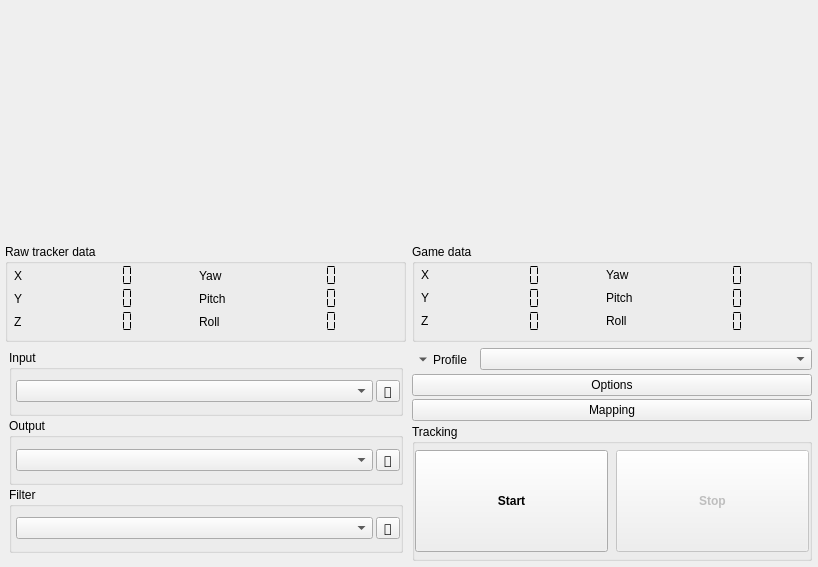
The window that opentrack/main-window.ui (opentrack/opentrack) describes before a commit, drawn with Qt 5.
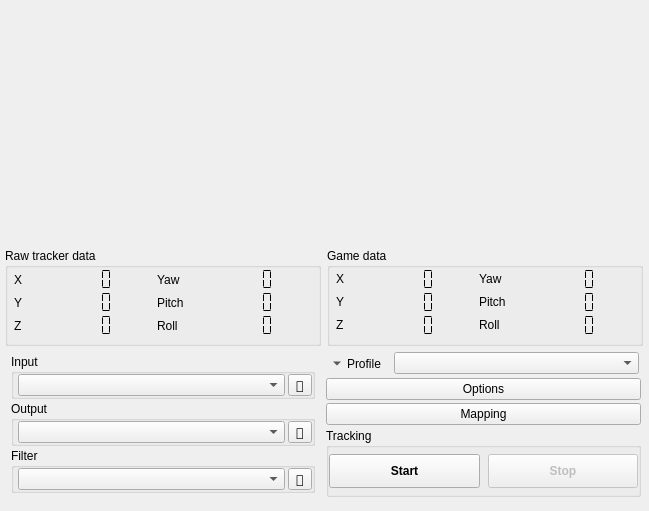
The same window after the commit. Icons and pictures are not drawn. Custom widgets are drawn as their Qt base class.

Commit message:
Fixed the sizes of the widgets in the main window
Fixed the sizes of the widgets in the main window. Removed the background fill in the pose-widget to better match the dark theme.

What changed in the file:
```diff
--- a/opentrack/main-window.ui
+++ b/opentrack/main-window.ui
@@ -7,16 +7,22 @@
    <rect>
     <x>0</x>
     <y>0</y>
-    <width>818</width>
-    <height>567</height>
+    <width>649</width>
+    <height>511</height>
    </rect>
   </property>
   <property name="sizePolicy">
-   <sizepolicy hsizetype="Fixed" vsizetype="Fixed">
+   <sizepolicy hsizetype="Fixed" vsizetype="Preferred">
     <horstretch>0</horstretch>
     <verstretch>0</verstretch>
    </sizepolicy>
   </property>
+  <property name="minimumSize">
+   <size>
+    <width>0</width>
+    <height>500</height>
+   </size>
+  </property>
   <property name="windowIcon">
    <iconset resource="../gui/opentrack-res.qrc">
     <normaloff>:/images/opentrack.png</normaloff>:/images/opentrack.png</iconset>
@@ -50,6 +56,12 @@
     </property>
     <item>
      <widget class="QFrame" name="frame">
+      <property name="sizePolicy">
+       <sizepolicy hsizetype="Maximum" vsizetype="Maximum">
+        <horstretch>0</horstretch>
+        <verstretch>0</verstretch>
+       </sizepolicy>
+      </property>
       <property name="frameShape">
        <enum>QFrame::NoFrame</enum>
       </property>
@@ -77,6 +89,24 @@
        </property>
        <item alignment="Qt::AlignLeft|Qt::AlignTop">
         <widget class="QWidget" name="top" native="true">
+         <property name="sizePolicy">
+          <sizepolicy hsizetype="Maximum" vsizetype="Expanding">
+           <horstretch>0</horstretch>
+           <verstretch>0</verstretch>
+          </sizepolicy>
+         </property>
+         <property name="minimumSize">
+          <size>
+           <width>0</width>
+           <height>240</height>
+          </size>
+         </property>
+         <property name="maximumSize">
+          <size>
+           <width>640</width>
+           <height>16777215</height>
+          </size>
+         </property>
          <layout class="QHBoxLayout" name="horizontalLayout_2">
           <property name="spacing">
            <number>0</number>
@@ -201,7 +231,7 @@
           <item>
            <widget class="pose_widget" name="pose_display" native="true">
             <property name="sizePolicy">
-             <sizepolicy hsizetype="Expanding" vsizetype="Preferred">
+             <sizepolicy hsizetype="Fixed" vsizetype="Fixed">
               <horstretch>0</horstretch>
               <verstretch>0</verstretch>
              </sizepolicy>
@@ -220,7 +250,7 @@
        <item>
         <widget class="QFrame" name="top_display">
          <property name="sizePolicy">
-          <sizepolicy hsizetype="Preferred" vsizetype="Maximum">
+          <sizepolicy hsizetype="Maximum" vsizetype="Fixed">
            <horstretch>0</horstretch>
            <verstretch>0</verstretch>
           </sizepolicy>
@@ -250,11 +280,17 @@
           <item>
            <widget class="QGroupBox" name="box_raw_headpose">
             <property name="sizePolicy">
-             <sizepolicy hsizetype="MinimumExpanding" vsizetype="Maximum">
+             <sizepolicy hsizetype="Fixed" vsizetype="Maximum">
               <horstretch>0</horstretch>
               <verstretch>0</verstretch>
              </sizepolicy>
             </property>
+            <property name="minimumSize">
+             <size>
+              <width>316</width>
+              <height>0</height>
+             </size>
+            </property>
             <property name="title">
              <string>Raw tracker data</string>
             </property>
@@ -574,11 +610,17 @@
           <item>
            <widget class="QGroupBox" name="box_mapped_headpose">
             <property name="sizePolicy">
-             <sizepolicy hsizetype="MinimumExpanding" vsizetype="Maximum">
+             <sizepolicy hsizetype="Fixed" vsizetype="Maximum">
               <horstretch>0</horstretch>
               <verstretch>0</verstretch>
              </sizepolicy>
             </property>
+            <property name="minimumSize">
+             <size>
+              <width>316</width>
+              <height>0</height>
+             </size>
+            </property>
             <property name="title">
              <string>Game data</string>
             </property>
@@ -901,11 +943,17 @@
        <item>
         <widget class="QFrame" name="bottom_controls">
          <property name="sizePolicy">
-          <sizepolicy hsizetype="Preferred" vsizetype="Preferred">
+          <sizepolicy hsizetype="Minimum" vsizetype="Fixed">
            <horstretch>0</horstretch>
            <verstretch>0</verstretch>
           </sizepolicy>
          </property>
+         <property name="maximumSize">
+          <size>
+           <width>16777215</width>
+           <height>180</height>
+          </size>
+         </property>
          <layout class="QGridLayout" name="gridLayout_2">
           <property name="leftMargin">
            <number>6</number>
@@ -925,14 +973,14 @@
           <item row="0" column="1">
            <widget class="QFrame" name="groupWindows">
             <property name="sizePolicy">
-             <sizepolicy hsizetype="Preferred" vsizetype="Preferred">
+             <sizepolicy hsizetype="Fixed" vsizetype="Preferred">
               <horstretch>4</horstretch>
               <verstretch>0</verstretch>
              </sizepolicy>
             </property>
             <property name="minimumSize">
              <size>
-              <width>400</width>
+              <width>315</width>
               <height>0</height>
              </size>
             </property>
@@ -958,7 +1006,7 @@
              <item>
               <widget class="QFrame" name="groupProfile">
                <property name="sizePolicy">
-                <sizepolicy hsizetype="Minimum" vsizetype="Maximum">
+                <sizepolicy hsizetype="Maximum" vsizetype="Maximum">
                  <horstretch>0</horstretch>
                  <verstretch>0</verstretch>
                 </sizepolicy>
@@ -1018,6 +1066,12 @@
                     <verstretch>0</verstretch>
                    </sizepolicy>
                   </property>
+                  <property name="minimumSize">
+                   <size>
+                    <width>245</width>
+                    <height>0</height>
+                   </size>
+                  </property>
                   <property name="focusPolicy">
                    <enum>Qt::StrongFocus</enum>
                   </property>
@@ -1032,7 +1086,7 @@
              <item>
               <widget class="QPushButton" name="btnShortcuts">
                <property name="sizePolicy">
-                <sizepolicy hsizetype="Minimum" vsizetype="Maximum">
+                <sizepolicy hsizetype="Expanding" vsizetype="Maximum">
                  <horstretch>0</horstretch>
                  <verstretch>0</verstretch>
                 </sizepolicy>
@@ -1055,7 +1109,7 @@
              <item>
               <widget class="QPushButton" name="btnEditCurves">
                <property name="sizePolicy">
-                <sizepolicy hsizetype="Minimum" vsizetype="Maximum">
+                <sizepolicy hsizetype="Expanding" vsizetype="Maximum">
                  <horstretch>0</horstretch>
                  <verstretch>0</verstretch>
                 </sizepolicy>
@@ -1078,11 +1132,17 @@
              <item>
               <widget class="QGroupBox" name="groupStartStop">
                <property name="sizePolicy">
-                <sizepolicy hsizetype="Preferred" vsizetype="Preferred">
-                 <horstretch>3</horstretch>
+                <sizepolicy hsizetype="MinimumExpanding" vsizetype="Maximum">
+                 <horstretch>4</horstretch>
                  <verstretch>0</verstretch>
                 </sizepolicy>
                </property>
+               <property name="minimumSize">
+                <size>
+                 <width>0</width>
+                 <height>0</height>
+                </size>
+               </property>
                <property name="title">
                 <string>Tracking</string>
                </property>
@@ -1108,11 +1168,17 @@
                 <item>
                  <widget class="QToolButton" name="btnStartTracker">
                   <property name="sizePolicy">
-                   <sizepolicy hsizetype="Minimum" vsizetype="Minimum">
+                   <sizepolicy hsizetype="Minimum" vsizetype="Fixed">
                     <horstretch>0</horstretch>
                     <verstretch>0</verstretch>
                    </sizepolicy>
                   </property>
+                  <property name="minimumSize">
+                   <size>
+                    <width>0</width>
+                    <height>34</height>
+                   </size>
+                  </property>
                   <property name="font">
                    <font>
                     <weight>75</weight>
@@ -1130,11 +1196,17 @@
                    <bool>false</bool>
                   </property>
                   <property name="sizePolicy">
-                   <sizepolicy hsizetype="Minimum" vsizetype="Minimum">
+                   <sizepolicy hsizetype="Minimum" vsizetype="Fixed">
                     <horstretch>0</horstretch>
                     <verstretch>0</verstretch>
                    </sizepolicy>
                   </property>
+                  <property name="minimumSize">
+                   <size>
+                    <width>0</width>
+                    <height>34</height>
+                   </size>
+                  </property>
                   <property name="font">
                    <font>
                     <weight>75</weight>
@@ -1155,14 +1227,14 @@
           <item row="0" column="0">
            <widget class="QFrame" name="frame_2">
             <property name="sizePolicy">
-             <sizepolicy hsizetype="Preferred" vsizetype="Preferred">
-              <horstretch>4</horstretch>
+             <sizepolicy hsizetype="Maximum" vsizetype="Preferred">
+              <horstretch>0</horstretch>
               <verstretch>0</verstretch>
              </sizepolicy>
             </property>
             <property name="minimumSize">
              <size>
-              <width>400</width>
+              <width>310</width>
               <height>0</height>
              </size>
             </property>
@@ -1190,6 +1262,12 @@
              </property>
              <item>
               <widget class="QGroupBox" name="groupTrackerSource">
+               <property name="sizePolicy">
+                <sizepolicy hsizetype="Expanding" vsizetype="Preferred">
+                 <horstretch>0</horstretch>
+                 <verstretch>0</verstretch>
+                </sizepolicy>
+               </property>
                <property name="title">
                 <string>Input</string>
                </property>
@@ -1259,6 +1337,12 @@
              </item>
              <item>
               <widget class="QGroupBox" name="groupGameProtocol">
+               <property name="sizePolicy">
+                <sizepolicy hsizetype="Expanding" vsizetype="Preferred">
+                 <horstretch>0</horstretch>
+                 <verstretch>0</verstretch>
+                </sizepolicy>
+               </property>
                <property name="title">
                 <string>Output</string>
                </property>
@@ -1328,6 +1412,12 @@
              </item>
              <item>
               <widget class="QGroupBox" name="groupFilter">
+               <property name="sizePolicy">
+                <sizepolicy hsizetype="Expanding" vsizetype="Preferred">
+                 <horstretch>0</horstretch>
+                 <verstretch>0</verstretch>
+                </sizepolicy>
+               </property>
                <property name="title">
                 <string>Filter</string>
                </property>
```
The commit also changes 1 other file.
